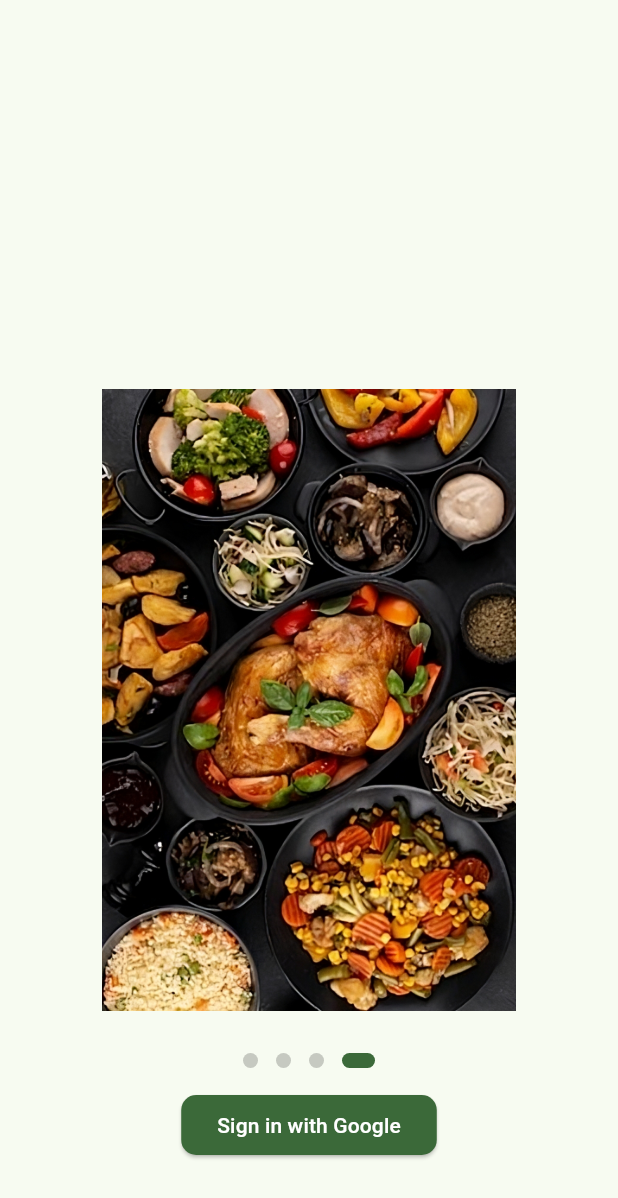
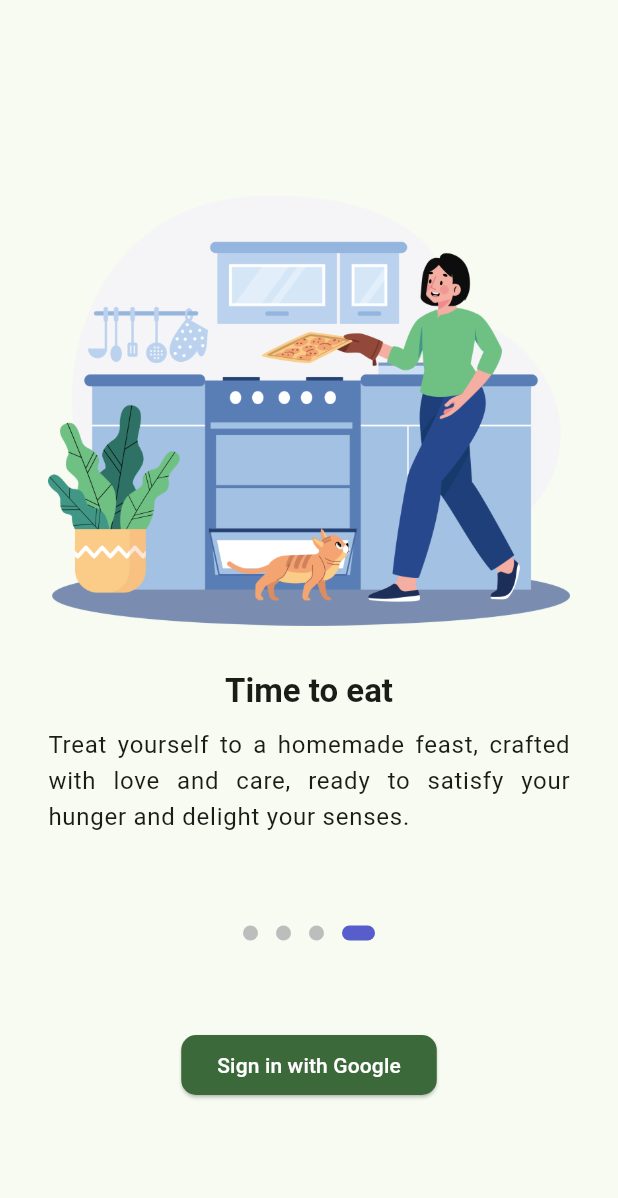
Before and after one commit to RFeiz/recipe-app, a Flutter app: the screen it shows after launch, swiped to page 4, on a phone screen of 412 x 824 dp. Shown: the top 1198 px of the screen. Run offline on Flutter 3.47's test engine with Material 2 defaults, Android fonts, the phone set to English and light mode, and no system bars; drawn by our look-alikes of dynamic_color, introduction_screen; our stand-ins replace cloud_firestore, firebase_auth, firebase_core, flutter_svg, google_sign_in, skeletons; missing offline and left inert: custom_timer, search_page; accounts and stored records are empty.

Commit message:
login design done

```diff
--- a/my_recipe/lib/login/introductionWidget.dart
+++ b/my_recipe/lib/login/introductionWidget.dart
@@ -47,24 +47,24 @@ class _IntroductionWidgetState extends State<IntroductionWidget>
     );
   }
 
-  Widget _buildImage(String assetName, [double width = 300]) {
+  Widget _buildImage(String assetName, [double width = 400]) {
     return Image.asset('assets/images/$assetName', width: width);
   }
 
   @override
   Widget build(BuildContext context) {
-    const bodyStyle = TextStyle(fontSize: 19.0);
-    const pageDecoration = PageDecoration(
-      titleTextStyle: TextStyle(
-        fontSize: 28.0,
-        fontWeight: FontWeight.w700,
-        color: Colors.white,
-      ),
-      bodyTextStyle: bodyStyle,
-      bodyPadding: EdgeInsets.fromLTRB(16.0, 0.0, 16.0, 16.0),
-      pageColor: Colors.transparent,
-      imagePadding: EdgeInsets.zero,
-    );
+     const bodyStyle = TextStyle(fontSize: 19.0);
+  final pageDecoration = PageDecoration(
+    titleTextStyle: TextStyle(
+      fontSize: 28.0,
+      fontWeight: FontWeight.w700,
+      color: Theme.of(context).colorScheme.onSurface,
+    ),
+    bodyTextStyle: bodyStyle,
+    bodyPadding: EdgeInsets.fromLTRB(16.0, 0.0, 16.0, 16.0),
+    pageColor: Colors.transparent, // Use transparent color for the page background
+    imagePadding: EdgeInsets.zero,
+  );
 
     return IntroductionScreen(
       key: introKey,
@@ -77,68 +77,150 @@ class _IntroductionWidgetState extends State<IntroductionWidget>
         alignment: Alignment.topRight,
       ),
       pages: [
+
+
         PageViewModel(
-          title: "My Recipes",
+          title: "",
+          bodyWidget: Column(
+            mainAxisAlignment: MainAxisAlignment.center,
+            children: [
+              _buildImage('1.png'), // Place the image widget here
+              const SizedBox(height: 30), // Add spacing between image and title
+               Column(
+                children: [
+                  Text(
+                    'Ready set go, Time to cook',
+                     style: Theme.of(context).textTheme.titleLarge!.copyWith(fontWeight: FontWeight.bold),
+                  ),
+                  SizedBox(height: 10),
+                  Text(
+                    'Unlock your culinary potential, ignite your passion for flavors, and savor the joy of creating extraordinary dishes ',
+                    style: Theme.of(context).textTheme.bodyLarge,
+                    textAlign: TextAlign.justify,
+                  ),
+                ],
+              ),
 
-          bodyWidget:
-              const SizedBox(), // Empty SizedBox to remove the body text
+            ],
+          ),
           decoration: pageDecoration.copyWith(
-            bodyFlex: 5,
-            imageFlex: 8,
+            bodyFlex: 30,
+            imageFlex: 0,
             bodyAlignment: Alignment.bottomCenter,
             imageAlignment: Alignment.topCenter,
           ),
           image: SlideTransition(
             position: _slideAnimation,
-            child: _buildImage('loginScreen1.jpeg'),
+            child: const SizedBox(), // Keep the image widget as an empty SizedBox
           ),
           reverse: true,
         ),
+
         PageViewModel(
           title: "",
-          bodyWidget:
-              const SizedBox(), // Empty SizedBox to remove the body text
+          bodyWidget: Column(
+            mainAxisAlignment: MainAxisAlignment.center,
+            children: [
+              _buildImage('3.png'), // Place the image widget here
+              const SizedBox(height: 30), // Add spacing between image and title
+               Column(
+                children: [
+                  Text(
+                    'Follow the Instruction',
+                    style: Theme.of(context).textTheme.titleLarge!.copyWith(fontWeight: FontWeight.bold),
+                  ),
+                  SizedBox(height: 10),
+                  Text(
+                    'Unleash your culinary creativity and elevate your cooking game with this inspiring recipe app.',
+                   style: Theme.of(context).textTheme.bodyLarge,
+                    textAlign: TextAlign.justify,
+                  ),
+                ],
+              ),
+
+            ],
+          ),
           decoration: pageDecoration.copyWith(
-            bodyFlex: 5,
-            imageFlex: 8,
+            bodyFlex: 30,
+            imageFlex: 0,
             bodyAlignment: Alignment.bottomCenter,
             imageAlignment: Alignment.topCenter,
           ),
           image: SlideTransition(
             position: _slideAnimation,
-            child: _buildImage('loginScreen1.jpeg'),
+            child: const SizedBox(), // Keep the image widget as an empty SizedBox
           ),
           reverse: true,
         ),
-        PageViewModel(
+       PageViewModel(
           title: "",
-          bodyWidget:
-              const SizedBox(), // Empty SizedBox to remove the body text
+          bodyWidget: Column(
+            mainAxisAlignment: MainAxisAlignment.center,
+            children: [
+              _buildImage('2.png'), // Place the image widget here
+              const SizedBox(height: 30), // Add spacing between image and title
+               Column(
+                children: [
+                  Text(
+                    'Cook your food',
+                     style: Theme.of(context).textTheme.titleLarge!.copyWith(fontWeight: FontWeight.bold),
+                  ),
+                  SizedBox(height: 10),
+                  Text(
+                    'Unleash the gastronomic adventurer within with our recipe app, guiding you through a world of tantalizing flavors.',
+                    style: Theme.of(context).textTheme.bodyLarge,
+                    textAlign: TextAlign.justify,
+                  ),
+                ],
+              ),
+
+            ],
+          ),
           decoration: pageDecoration.copyWith(
-            bodyFlex: 5,
-            imageFlex: 8,
+            bodyFlex: 30,
+            imageFlex: 0,
             bodyAlignment: Alignment.bottomCenter,
             imageAlignment: Alignment.topCenter,
           ),
           image: SlideTransition(
             position: _slideAnimation,
-            child: _buildImage('loginScreen1.jpeg'),
+            child: const SizedBox(), // Keep the image widget as an empty SizedBox
           ),
           reverse: true,
         ),
-        PageViewModel(
+         PageViewModel(
           title: "",
-          bodyWidget:
-              const SizedBox(), // Empty SizedBox to remove the body text
+          bodyWidget: Column(
+            mainAxisAlignment: MainAxisAlignment.center,
+            children: [
+              _buildImage('4.png'), // Place the image widget here
+              const SizedBox(height: 30), // Add spacing between image and title
+              Column(
+                children: [
+                  Text(
+                    'Time to eat',
+                     style: Theme.of(context).textTheme.titleLarge!.copyWith(fontWeight: FontWeight.bold),
+                  ),
+                  SizedBox(height: 10),
+                  Text(
+                    'Treat yourself to a homemade feast, crafted with love and care, ready to satisfy your hunger and delight your senses.',
+                     style: Theme.of(context).textTheme.bodyLarge,
+                    textAlign: TextAlign.justify,
+                  ),
+                ],
+              ),
+
+            ],
+          ),
           decoration: pageDecoration.copyWith(
-            bodyFlex: 5,
-            imageFlex: 8,
+            bodyFlex: 30,
+            imageFlex: 0,
             bodyAlignment: Alignment.bottomCenter,
             imageAlignment: Alignment.topCenter,
           ),
           image: SlideTransition(
             position: _slideAnimation,
-            child: _buildImage('loginScreen1.jpeg'),
+            child: const SizedBox(), // Keep the image widget as an empty SizedBox
           ),
           reverse: true,
         ),
@@ -148,15 +230,11 @@ class _IntroductionWidgetState extends State<IntroductionWidget>
       showNextButton: false, // Remove the next button
       showBackButton: false, // Remove the back button
       showDoneButton: false, // Remove the done button
-      dotsDecorator: DotsDecorator(
+      dotsDecorator: const DotsDecorator(
         size: Size(10.0, 10.0),
-        color: Theme.of(context)
-            .colorScheme
-            .scrim
-            .withOpacity(0.2), // Inactive dot color
+        color: Color(0xFFBDBDBD),
         activeSize: Size(22.0, 10.0),
-        activeColor:
-            Theme.of(context).colorScheme.primary, // Color of active dot
+        activeColor: Color(0xFF575ecb), // Color of active dot
         activeShape: RoundedRectangleBorder(
           borderRadius: BorderRadius.all(Radius.circular(25.0)),
         ),
--- a/my_recipe/lib/login/loginPage.dart
+++ b/my_recipe/lib/login/loginPage.dart
@@ -13,25 +13,29 @@ class LoginPage extends StatefulWidget {
 class _LoginPageState extends State<LoginPage> {
   @override
   Widget build(BuildContext context) {
-    return Scaffold(
+    return Container(
+      color:Theme.of(context).colorScheme.surface,
+      child: Scaffold(
         body: Stack(
           children: [
+            //put logo here
             Align(
               alignment: Alignment.bottomCenter,
               child: Container(
-              margin: const EdgeInsets.only(bottom: 90),
+                margin: const EdgeInsets.only(bottom: 175),
                 child: IntroductionWidget(),
               ),
             ),
             Align(
               alignment: Alignment.bottomCenter,
               child: Container(
-              margin: const EdgeInsets.only(bottom: 50),
+                margin: const EdgeInsets.only(bottom: 90),
                 child: LoginButton(),
               ),
             ),
           ],
         ),
+      ),
     );
   }
 }
```
Also changed, not shown: my_recipe/assets/images/1.png (added), my_recipe/assets/images/2.png (added), my_recipe/assets/images/3.png (added), my_recipe/assets/images/4.png (added). Lines whose indentation alone changed are shown as unchanged.
